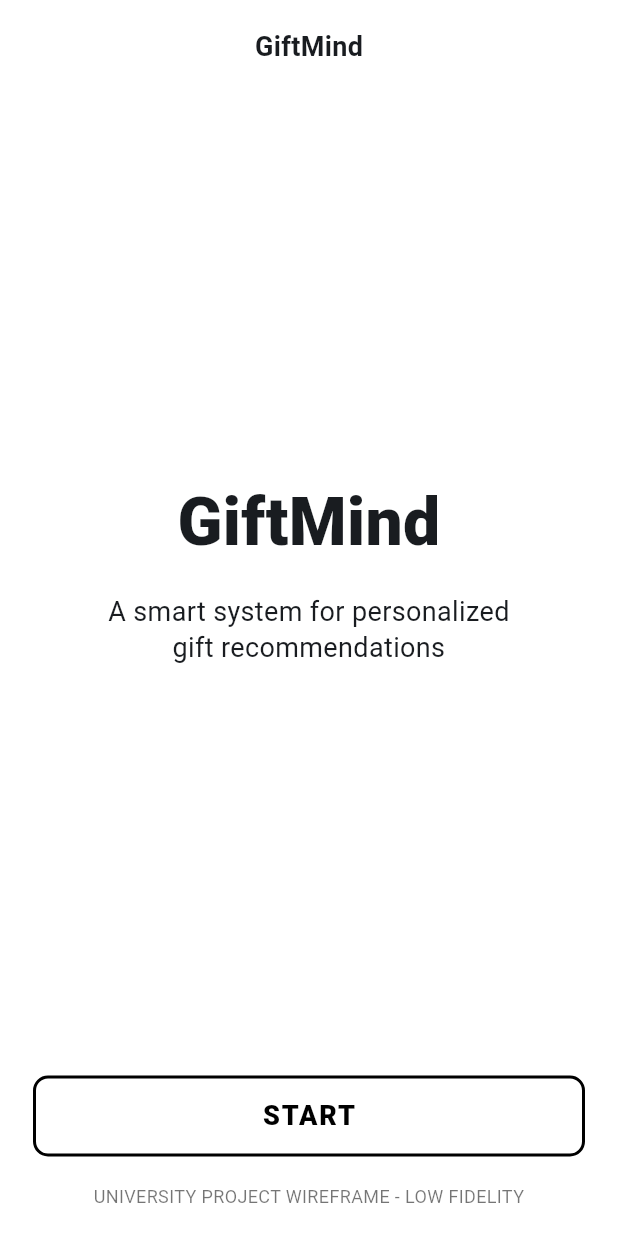
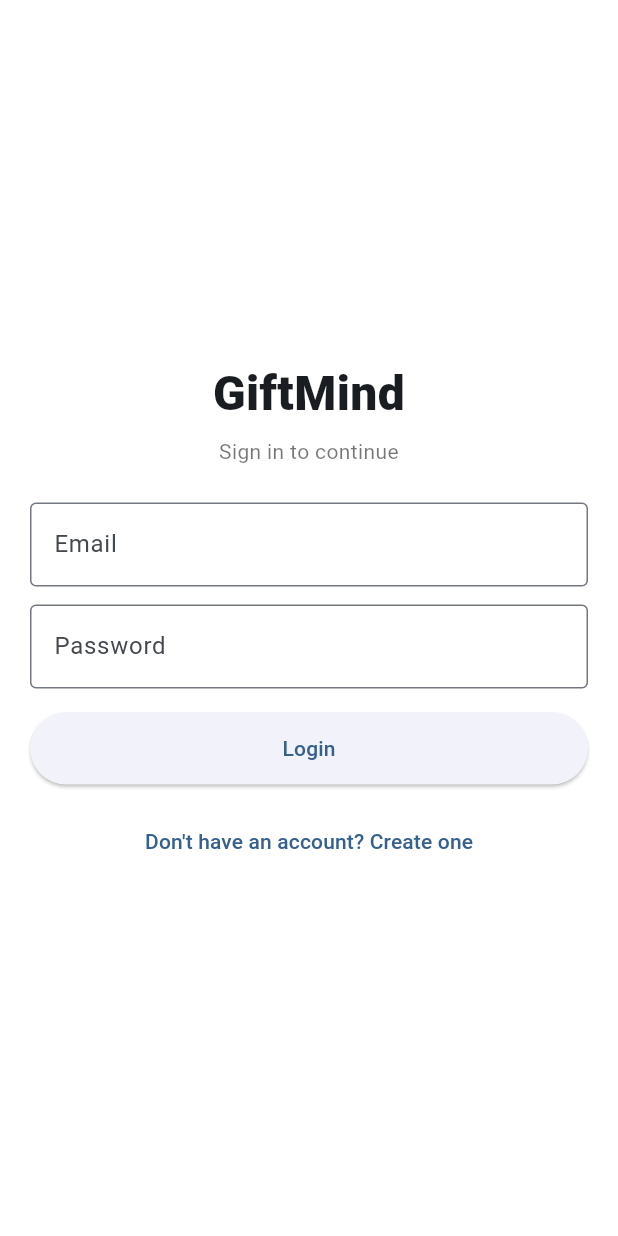
Before and after one commit to NikhilOli/GiftMind, a Flutter app: the screen it shows after launch, on a phone screen of 412 x 824 dp. Run offline on Flutter 3.47's test engine with Material 3 defaults, Android fonts, the phone set to English and light mode, and no system bars; our stand-ins replace cloud_firestore, firebase_auth, firebase_core; accounts and stored records are empty.

Commit message:
Add auth flow with profile setup and fix routing/logout via AuthGate

```diff
--- a/lib/main.dart
+++ b/lib/main.dart
@@ -1,9 +1,14 @@
 import 'package:firebase_core/firebase_core.dart';
 import 'package:flutter/material.dart';
+import 'screens/profile_setup_screen.dart';
 import 'screens/welcome_screen.dart';
 import 'screens/gift_details_screen.dart';
 import 'screens/preferences_screen.dart';
 import 'screens/recommendations_screen.dart';
+import 'screens/auth_gate.dart';
+import 'screens/login_screen.dart';
+import 'screens/signup_screen.dart';
+
 
 Future<void> main() async {
   WidgetsFlutterBinding.ensureInitialized();
@@ -29,8 +34,17 @@
       bodyLarge: TextStyle(fontSize: 16),
     ),
   ),
-      initialRoute: WelcomeScreen.routeName,
+
+  // ✅ AuthGate is now the root route
+  initialRoute: AuthGate.routeName,
+
   routes: {
+    AuthGate.routeName: (_) => const AuthGate(),
+
+    LoginScreen.routeName: (_) => const LoginScreen(),
+    SignupScreen.routeName: (_) => const SignupScreen(),
+    ProfileSetupScreen.routeName: (_) => const ProfileSetupScreen(),
+
     WelcomeScreen.routeName: (_) => const WelcomeScreen(),
     GiftDetailsScreen.routeName: (_) => const GiftDetailsScreen(),
     PreferencesScreen.routeName: (_) => const PreferencesScreen(),
--- /dev/null
+++ b/lib/screens/auth_gate.dart
@@ -0,0 +1,56 @@
+import 'package:flutter/material.dart';
+import 'package:cloud_firestore/cloud_firestore.dart';
+import '../services/auth_service.dart';
+import 'login_screen.dart';
+import 'profile_setup_screen.dart';
+import 'welcome_screen.dart';
+
+class AuthGate extends StatelessWidget {
+  static const routeName = '/'; // root route
+
+  const AuthGate({super.key});
+
+  @override
+  Widget build(BuildContext context) {
+    final auth = AuthService();
+
+    return StreamBuilder(
+      stream: auth.authStateChanges(),
+      builder: (context, snapshot) {
+        if (snapshot.connectionState != ConnectionState.active) {
+          return const Scaffold(
+            body: Center(child: CircularProgressIndicator()),
+          );
+        }
+
+        final user = snapshot.data;
+        if (user == null) return const LoginScreen();
+
+        return FutureBuilder<DocumentSnapshot>(
+          future: FirebaseFirestore.instance.collection('users').doc(user.uid).get(),
+          builder: (context, userSnap) {
+            if (userSnap.connectionState != ConnectionState.done) {
+              return const Scaffold(
+                body: Center(child: CircularProgressIndicator()),
+              );
+            }
+
+            final data = userSnap.data?.data() as Map<String, dynamic>?;
+            final profile = data?['profile'] as Map<String, dynamic>?;
+
+            final interests = (profile?['interests'] as List?) ?? [];
+            final style = (profile?['stylePreference'] ?? '').toString();
+            final personality = (profile?['personalityTag'] ?? '').toString();
+
+            final profileComplete =
+                interests.isNotEmpty && style.isNotEmpty && personality.isNotEmpty;
+
+            if (!profileComplete) return const ProfileSetupScreen();
+
+            return const WelcomeScreen();
+          },
+        );
+      },
+    );
+  }
+}
--- /dev/null
+++ b/lib/screens/login_screen.dart
@@ -0,0 +1,132 @@
+import 'package:flutter/material.dart';
+import '../services/auth_service.dart';
+import 'auth_gate.dart';
+
+class LoginScreen extends StatefulWidget {
+  static const routeName = '/login';
+  const LoginScreen({super.key});
+
+  @override
+  State<LoginScreen> createState() => _LoginScreenState();
+}
+
+class _LoginScreenState extends State<LoginScreen> {
+  final _auth = AuthService();
+
+  final _emailCtrl = TextEditingController();
+  final _passCtrl = TextEditingController();
+
+  bool loading = false;
+  String? error;
+
+  Future<void> _login() async {
+    setState(() {
+      loading = true;
+      error = null;
+    });
+
+    try {
+      await _auth.signIn(
+        email: _emailCtrl.text.trim(),
+        password: _passCtrl.text,
+      );
+      if (mounted) {
+        Navigator.pushNamedAndRemoveUntil(context, AuthGate.routeName, (route) => false); // AuthGate will route
+      }
+    } catch (e) {
+      setState(() => error = e.toString());
+    } finally {
+      if (mounted) setState(() => loading = false);
+    }
+  }
+
+  @override
+  void dispose() {
+    _emailCtrl.dispose();
+    _passCtrl.dispose();
+    super.dispose();
+  }
+
+  @override
+  Widget build(BuildContext context) {
+    return Scaffold(
+      body: SafeArea(
+        child: Center(
+          child: ConstrainedBox(
+            constraints: const BoxConstraints(maxWidth: 420),
+            child: Padding(
+              padding: const EdgeInsets.all(20),
+              child: Column(
+                mainAxisAlignment: MainAxisAlignment.center,
+                crossAxisAlignment: CrossAxisAlignment.stretch,
+                children: [
+                  const Text(
+                    "GiftMind",
+                    textAlign: TextAlign.center,
+                    style: TextStyle(fontSize: 32, fontWeight: FontWeight.w900),
+                  ),
+                  const SizedBox(height: 6),
+                  const Text(
+                    "Sign in to continue",
+                    textAlign: TextAlign.center,
+                    style: TextStyle(color: Colors.black54),
+                  ),
+                  const SizedBox(height: 24),
+
+                  TextField(
+                    controller: _emailCtrl,
+                    keyboardType: TextInputType.emailAddress,
+                    decoration: const InputDecoration(
+                      labelText: "Email",
+                      border: OutlineInputBorder(),
+                    ),
+                  ),
+                  const SizedBox(height: 12),
+                  TextField(
+                    controller: _passCtrl,
+                    obscureText: true,
+                    decoration: const InputDecoration(
+                      labelText: "Password",
+                      border: OutlineInputBorder(),
+                    ),
+                  ),
+
+                  if (error != null) ...[
+                    const SizedBox(height: 12),
+                    Text(
+                      error!,
+                      style: const TextStyle(color: Colors.red),
+                    ),
+                  ],
+
+                  const SizedBox(height: 16),
+                  ElevatedButton(
+                    onPressed: loading ? null : _login,
+                    style: ElevatedButton.styleFrom(
+                      padding: const EdgeInsets.symmetric(vertical: 14),
+                    ),
+                    child: loading
+                        ? const SizedBox(
+                            height: 18,
+                            width: 18,
+                            child: CircularProgressIndicator(strokeWidth: 2),
+                          )
+                        : const Text("Login"),
+                  ),
+
+                  const SizedBox(height: 14),
+                  TextButton(
+                    onPressed: () {
+                      Navigator.pushReplacementNamed(context, '/signup');
+                    },
+                    child: const Text("Don't have an account? Create one"),
+                  ),
+                ],
+              ),
+            ),
+          ),
+        ),
+      ),
+    );
+  }
+}
--- a/lib/screens/welcome_screen.dart
+++ b/lib/screens/welcome_screen.dart
@@ -1,13 +1,16 @@
 import 'package:flutter/material.dart';
 import 'gift_details_screen.dart';
+import '../services/auth_service.dart';
 
 class WelcomeScreen extends StatelessWidget {
-  static const routeName = '/';
+  static const routeName = '/welcome';
 
   const WelcomeScreen({super.key});
 
   @override
   Widget build(BuildContext context) {
+    final auth = AuthService();
+
     return Scaffold(
       body: SafeArea(
         child: Padding(
@@ -16,13 +19,24 @@
             children: [
               const SizedBox(height: 18),
 
-              // Small top title (optional, like your wireframe)
-              const Align(
-                alignment: Alignment.topCenter,
-                child: Text(
-                  'GiftMind',
-                  style: TextStyle(fontSize: 18, fontWeight: FontWeight.w600),
-                ),
+              // Top row with title + logout
+              Row(
+                mainAxisAlignment: MainAxisAlignment.spaceBetween,
+                children: [
+                  const Text(
+                    'GiftMind',
+                    style: TextStyle(
+                      fontSize: 18,
+                      fontWeight: FontWeight.w600,
+                    ),
+                  ),
+                  IconButton(
+                    icon: const Icon(Icons.logout),
+                    onPressed: () async {
+                      await auth.signOut();
+                    },
+                  ),
+                ],
               ),
 
               // Big center content
@@ -33,13 +47,19 @@
                     Text(
                       'GiftMind',
                       textAlign: TextAlign.center,
-                      style: TextStyle(fontSize: 44, fontWeight: FontWeight.w800),
+                      style: TextStyle(
+                        fontSize: 44,
+                        fontWeight: FontWeight.w800,
+                      ),
                     ),
                     SizedBox(height: 16),
                     Text(
                       'A smart system for personalized\ngift recommendations',
                       textAlign: TextAlign.center,
-                      style: TextStyle(fontSize: 18, height: 1.35),
+                      style: TextStyle(
+                        fontSize: 18,
+                        height: 1.35,
+                      ),
                     ),
                   ],
                 ),
@@ -51,7 +71,8 @@
                 height: 54,
                 child: OutlinedButton(
                   onPressed: () {
-                    Navigator.pushNamed(context, GiftDetailsScreen.routeName);
+                    Navigator.pushNamed(
+                        context, GiftDetailsScreen.routeName);
                   },
                   style: OutlinedButton.styleFrom(
                     side: const BorderSide(width: 2, color: Colors.black),
@@ -73,11 +94,13 @@
 
               const SizedBox(height: 18),
 
-              // Optional bottom note (you can remove if you want)
               const Text(
-                'UNIVERSITY PROJECT WIREFRAME - LOW FIDELITY',
+                'UNIVERSITY PROJECT - AI GIFT RECOMMENDATION SYSTEM',
                 textAlign: TextAlign.center,
-                style: TextStyle(fontSize: 12, color: Colors.black54),
+                style: TextStyle(
+                  fontSize: 12,
+                  color: Colors.black54,
+                ),
               ),
 
               const SizedBox(height: 18),
```
Also changed, not shown: lib/pages/welcome.dart (deleted, +0 -10 lines), lib/screens/profile_setup_screen.dart (added, +115 -0 lines), lib/screens/signup_screen.dart (added, +143 -0 lines). Lines whose indentation alone changed are shown as unchanged.
